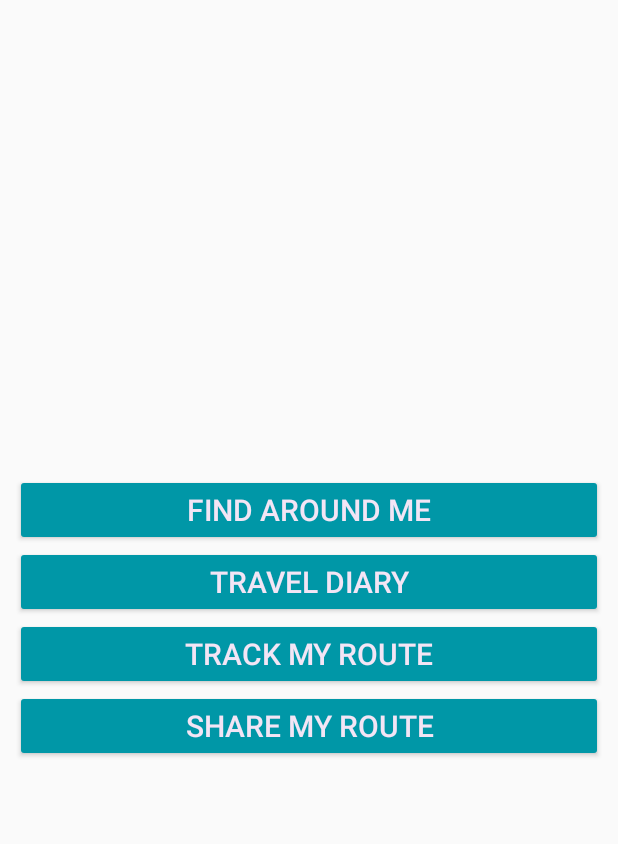
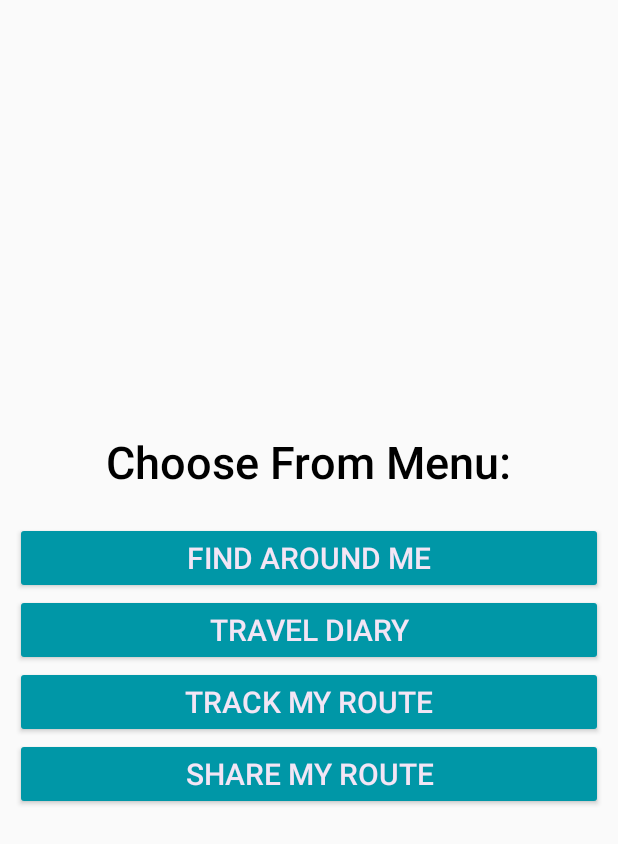
Before and after one commit to shijanstha/HelloNepal, an Android app: the HomeActivity screen opened directly, with no data from a screen before it, on a phone screen of 412 x 824 dp. Shown: the top 844 px of the screen. Run offline under Robolectric (Android 15) with nearby library versions, the phone set to English and light mode, and no system bars.

Commit message:
small layout change

```diff
--- a/app/src/main/res/layout/activity_home_activity.xml
+++ b/app/src/main/res/layout/activity_home_activity.xml
@@ -8,6 +8,16 @@
     android:padding="10dp"
     tools:context="com.project.hellonepal.HomeActivity">
 
+
+    <TextView
+        android:layout_width="wrap_content"
+        android:layout_height="wrap_content"
+        android:layout_marginBottom="16dp"
+        android:fontFamily="sans-serif-medium"
+        android:padding="4dp"
+        android:text="Choose From Menu:"
+        android:textColor="#000000"
+        android:textSize="30sp" />
 
     <Button
         android:id="@+id/findAround"
--- a/app/src/main/res/layout/activity_main1.xml
+++ b/app/src/main/res/layout/activity_main1.xml
@@ -27,8 +27,6 @@
 
     <!--</android.support.design.widget.AppBarLayout>-->
 
-    <include layout="@layout/content_main1" />
-
     <android.support.design.widget.FloatingActionButton
         android:id="@+id/fab"
         android:layout_width="wrap_content"
@@ -38,4 +36,6 @@
         app:backgroundTint="?attr/colorPrimary"
         app:srcCompat="@android:drawable/ic_menu_my_calendar" />
 
+    <include layout="@layout/content_main1" />
+
 </android.support.design.widget.CoordinatorLayout>
--- a/app/src/main/res/layout/diary_item.xml
+++ b/app/src/main/res/layout/diary_item.xml
@@ -38,8 +38,8 @@
 
     <ImageView
         android:id="@+id/imageView"
-        android:layout_width="match_parent"
-        android:layout_height="match_parent"
+        android:layout_width="300dp"
+        android:layout_height="300dp"
         android:layout_below="@+id/diary_content"
         android:layout_centerHorizontal="true"
         android:layout_marginTop="10dp"
--- a/app/src/main/res/layout/new_diary.xml
+++ b/app/src/main/res/layout/new_diary.xml
@@ -50,7 +50,7 @@
             android:background="#00000000"
             android:ems="12"
             android:gravity="start|top"
-            android:hint="@string/yo_what_up"
+            android:hint="How's your day?"
             android:inputType="textMultiLine"
             android:padding="12dp"
             android:textColor="#FFFFFF"
```
Also changed, not shown: app/src/main/java/com/project/hellonepal/diary/MainActivity.java (+4 -4 lines).
